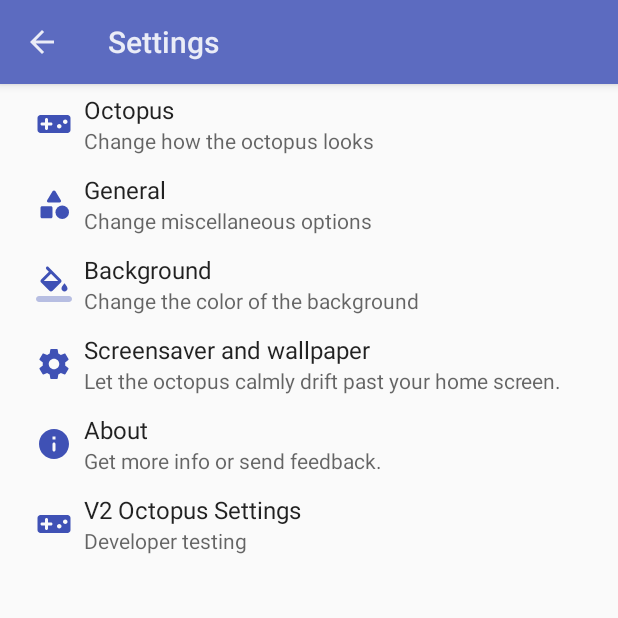
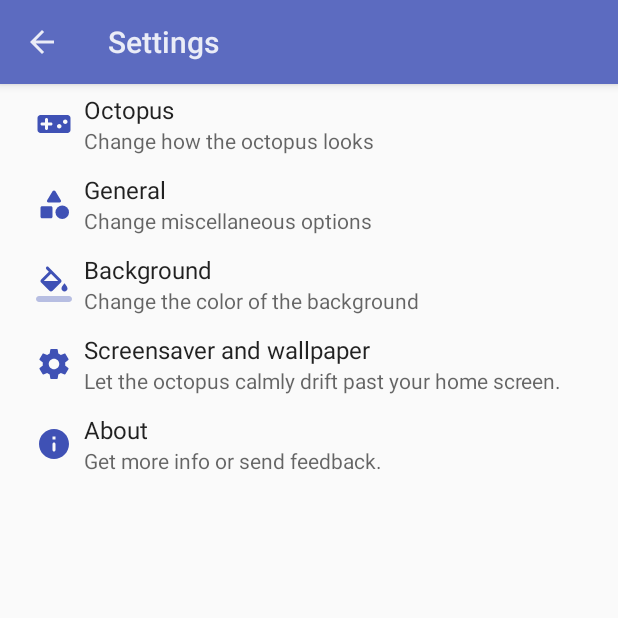
Before and after one commit to zeevox/Ocquarium, an Android app: the SettingsActivityV2 screen opened directly, with no data from a screen before it, on a phone screen of 412 x 824 dp, the top half of it. Run offline under Robolectric (Android 15) with nearby library versions, the light colour scheme and no system bars; libraries missing offline, so code that uses them is left out: com.rarepebble.colorpicker.

Commit message:
Move V2 Octopus settings into sub-preference screen

```diff
--- a/app/src/main/res/values/strings.xml
+++ b/app/src/main/res/values/strings.xml
@@ -103,6 +103,7 @@
     <string name="prefs_octopus_advanced_summary">Configure experimental options</string>
     <string name="prefs_octopus_advanced_title">Advanced</string>
     <string name="prefs_octopus_average_size_notice">Moving the octopus by touching and dragging is currently not available on this screen.</string>
+    <string name="prefs_octopus_average_size_summary">Change the size of the octopus</string>
     <string name="prefs_octopus_average_size_title">Octopus average size</string>
     <string name="prefs_octopus_blink_frequency_summary">Change how often the octopus blinks. Default is 10, maximum is 500.</string>
     <string name="prefs_octopus_blink_frequency_title">Blink frequency</string>
--- a/app/src/main/res/xml/pref_headers.xml
+++ b/app/src/main/res/xml/pref_headers.xml
@@ -48,10 +48,4 @@
         android:summary="@string/prefs_category_about_desc"
         android:title="@string/prefs_category_about" />
 
-    <header
-        android:fragment="com.zeevox.octo.settings.SettingsActivityV2$OctopusFragmentV2"
-        android:icon="@drawable/ic_videogame"
-        android:summary="Developer testing"
-        android:title="V2 Octopus Settings" />
-
 </preference-headers>
--- a/app/src/main/res/xml/pref_octopus.xml
+++ b/app/src/main/res/xml/pref_octopus.xml
@@ -18,24 +18,12 @@
 <PreferenceScreen xmlns:android="http://schemas.android.com/apk/res/android"
     xmlns:app="http://schemas.android.com/apk/res-auto"
     android:key="pref_octopus">
-    <!-- <com.zeevox.octo.settings.EditNumberPreference
-        android:defaultValue="40"
-        android:dialogTitle="@string/prefs_octopus_min_size_title"
-        android:inputType="number"
-        android:key="octopus_min_size"
-        android:summary="@string/prefs_octopus_min_size_summary"
-        android:title="@string/prefs_octopus_min_size_title"
-        app:maximum="500"
-        app:minimum="15" />
-    <com.zeevox.octo.settings.EditNumberPreference
-        android:defaultValue="180"
-        android:dialogTitle="@string/prefs_octopus_max_size_title"
-        android:inputType="number"
-        android:key="octopus_max_size"
-        android:summary="@string/prefs_octopus_max_size_summary"
-        android:title="@string/prefs_octopus_max_size_title"
-        app:maximum="500"
-        app:minimum="15" /> -->
+
+    <Preference
+        android:summary="@string/prefs_octopus_average_size_summary"
+        android:title="@string/prefs_octopus_average_size_title"
+        android:fragment="com.zeevox.octo.settings.SettingsActivityV2$OctopusFragmentV2" />
+
     <com.zeevox.octo.settings.EditNumberPreference
         android:defaultValue="10"
         android:dialogTitle="@string/prefs_octopus_blink_frequency_title"
```
Also changed, not shown: 1 other file.
